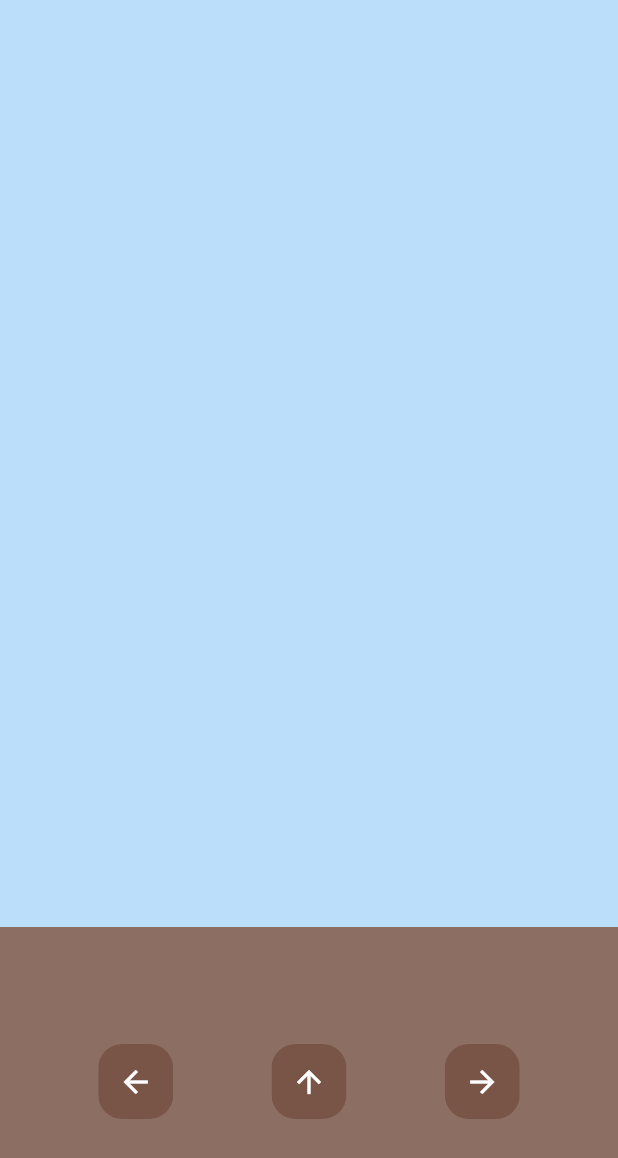
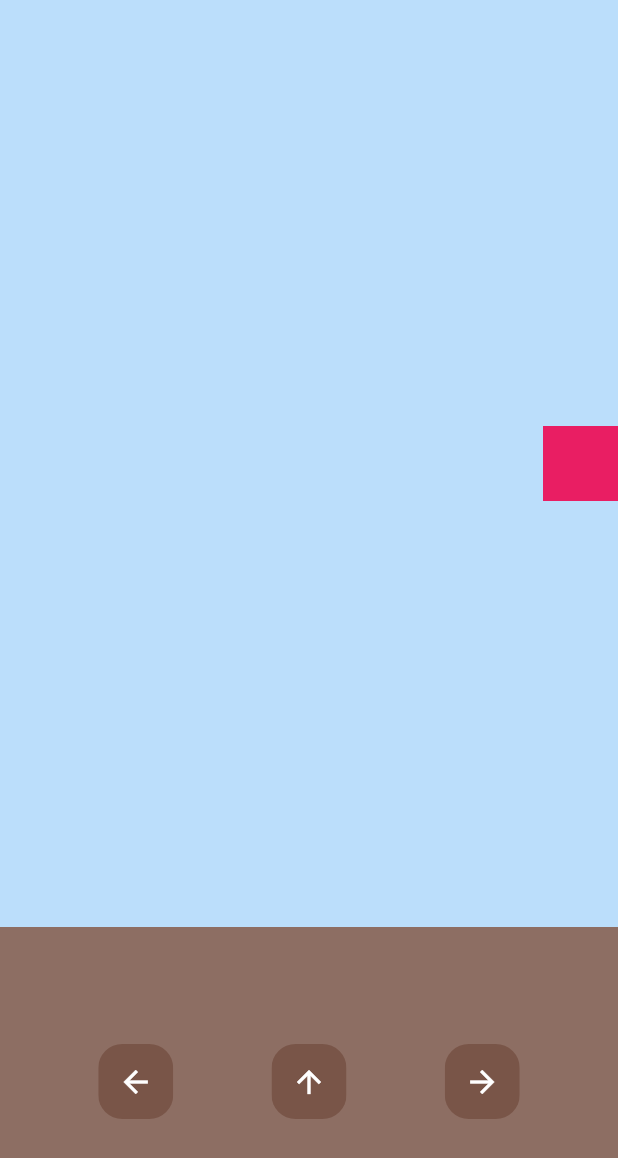
Before and after one commit to Rizz-33/Bubble-Trouble, a Flutter app: the screen it shows after launch, on a phone screen of 412 x 824 dp. Shown: the top 1158 px of the screen. Run offline on Flutter 3.47's test engine with Material 3 defaults, Android fonts, the phone set to English and light mode, and no system bars.

Commit message:
style: alignments

```diff
--- a/lib/home.dart
+++ b/lib/home.dart
@@ -20,7 +20,14 @@ class _HomePageState extends State<HomePage> {
             child: Center(
               child: Stack(
                 children: [
-
+                  Container(
+                    alignment: Alignment(1, 0),
+                    child: Container(
+                      color: Colors.pink,
+                      height: 50,
+                      width: 50,
+                    ),
+                  )
                 ],
               ),
             ),
```
